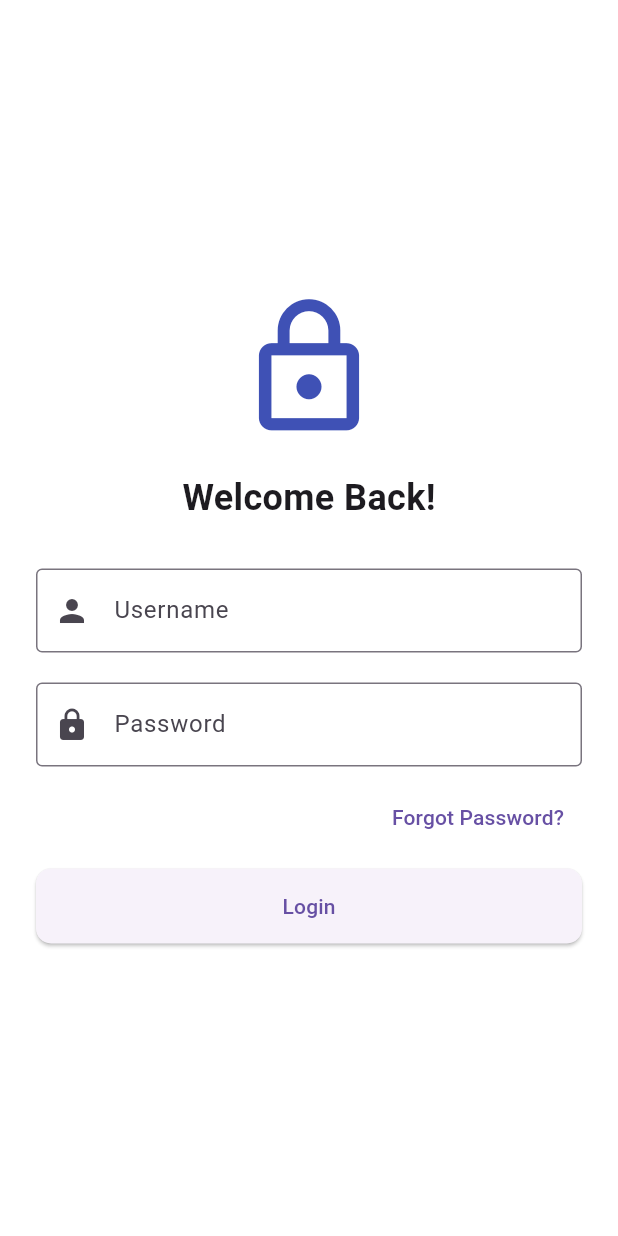
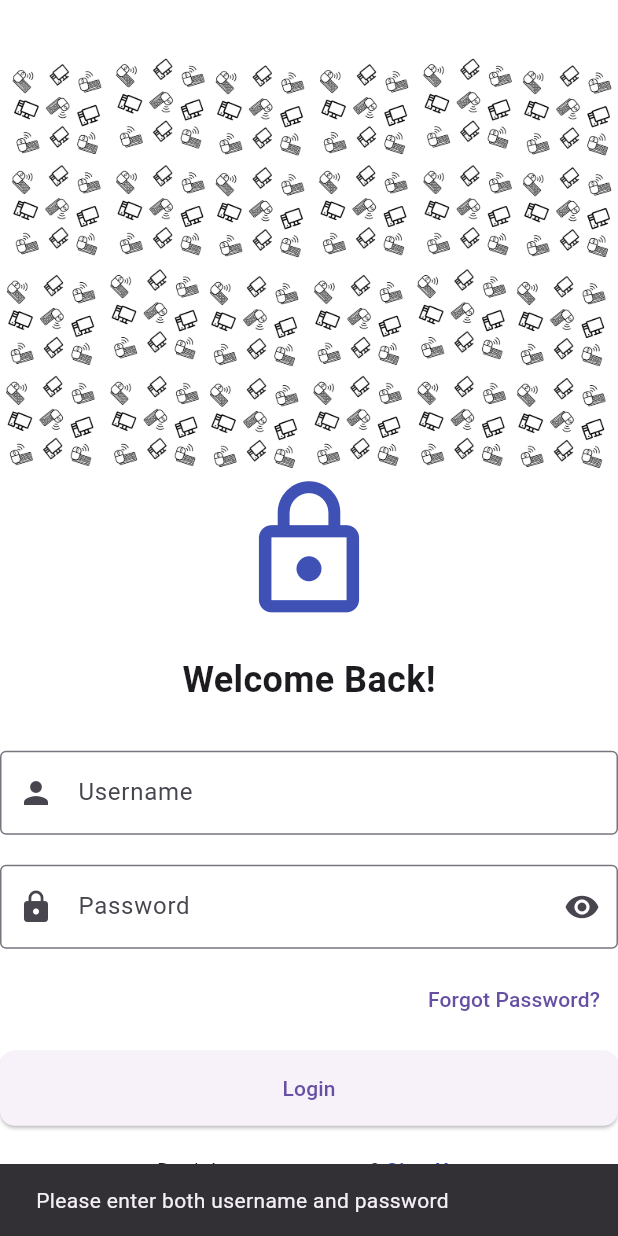
Before and after one commit to ZuHarry/eInventoryComputer, a Flutter app: the screen it shows after launch, after a tap on "Login", on a phone screen of 412 x 824 dp. Run offline on Flutter 3.47's test engine with Material 3 defaults, Android fonts, the phone set to English and light mode, and no system bars; Roboto replaces fonts that are missing (Poppins).

Commit message:
Update 22 April

```diff
--- a/lib/modules/home/screen/login.dart
+++ b/lib/modules/home/screen/login.dart
@@ -1,4 +1,5 @@
 import 'package:flutter/material.dart';
+import 'package:einventorycomputer/modules/home/screen/register.dart';
 
 void main() {
   runApp(const MyApp());
@@ -31,16 +32,30 @@ class _LoginPageState extends State<LoginPage> {
   final TextEditingController _usernameController = TextEditingController();
   final TextEditingController _passwordController = TextEditingController();
 
+  bool _obscurePassword = true;
+
   void _login() {
-    final username = _usernameController.text;
-    final password = _passwordController.text;
-    // TODO: Add authentication logic here
-    print('Username: $username\nPassword: $password');
+    final username = _usernameController.text.trim();
+    final password = _passwordController.text.trim();
+
+    if (username.isEmpty || password.isEmpty) {
+      ScaffoldMessenger.of(context).showSnackBar(
+        const SnackBar(content: Text('Please enter both username and password')),
+      );
+      return;
+    }
+
+    // Simulated login success
+    Navigator.push(
+      context,
+      MaterialPageRoute(builder: (context) => const HomePage()),
+    );
   }
 
   void _forgotPassword() {
-    // TODO: Navigate to Forgot Password screen or show dialog
-    print('Forgot Password tapped');
+    ScaffoldMessenger.of(context).showSnackBar(
+      const SnackBar(content: Text('Forgot Password clicked')),
+    );
   }
 
   @override
@@ -48,12 +63,11 @@ class _LoginPageState extends State<LoginPage> {
     return Scaffold(
       backgroundColor: Colors.white,
       body: Center(
-        child: Padding(
-          padding: const EdgeInsets.all(24.0),
           child: SingleChildScrollView(
             child: Column(
               mainAxisAlignment: MainAxisAlignment.center,
               children: [
+                Image.asset('assets/images/background.png'),
                 const Icon(Icons.lock_outline, size: 100, color: Colors.indigo),
                 const SizedBox(height: 20),
                 const Text(
@@ -72,11 +86,21 @@ class _LoginPageState extends State<LoginPage> {
                 const SizedBox(height: 20),
                 TextField(
                   controller: _passwordController,
-                  obscureText: true,
-                  decoration: const InputDecoration(
+                  obscureText: _obscurePassword,
+                  decoration: InputDecoration(
                     labelText: 'Password',
-                    border: OutlineInputBorder(),
-                    prefixIcon: Icon(Icons.lock),
+                    border: const OutlineInputBorder(),
+                    prefixIcon: const Icon(Icons.lock),
+                    suffixIcon: IconButton(
+                      icon: Icon(
+                        _obscurePassword ? Icons.visibility : Icons.visibility_off,
+                      ),
+                      onPressed: () {
+                        setState(() {
+                          _obscurePassword = !_obscurePassword;
+                        });
+                      },
+                    ),
                   ),
                 ),
                 const SizedBox(height: 10),
@@ -98,9 +122,48 @@ class _LoginPageState extends State<LoginPage> {
                   ),
                   child: const Text('Login'),
                 ),
+                const SizedBox(height: 20),
+                Row(
+                  mainAxisAlignment: MainAxisAlignment.center,
+                  children: [
+                    const Text('Don\'t have an account? '),
+                    GestureDetector(
+                      onTap: (){
+                        Navigator.push(
+                          context,
+                          MaterialPageRoute(builder: (context) => const RegisterPage()),
+                        );
+                      },
+                      child: const Text(
+                          'Sign Up',
+                          style: TextStyle(
+                            color: Colors.indigo,
+                            fontWeight: FontWeight.bold,
+                          ),
+                        ),
+                    )
+                  ],
+                ),
               ],
             ),
           ),
+
+      ),
+    );
+  }
+}
+
+class HomePage extends StatelessWidget {
+  const HomePage({super.key});
+
+  @override
+  Widget build(BuildContext context) {
+    return Scaffold(
+      appBar: AppBar(title: const Text("Home Page")),
+      body: const Center(
+        child: Text(
+          "Login Successful!",
+          style: TextStyle(fontSize: 24),
         ),
       ),
     );
--- a/pubspec.yaml
+++ b/pubspec.yaml
@@ -10,6 +10,8 @@ dependencies:
   flutter:
     sdk: flutter
 
+
+
 dev_dependencies:
   flutter_test:
     sdk: flutter
@@ -17,3 +19,5 @@ dev_dependencies:
 
 flutter:
   uses-material-design: true
+  assets:
+    - assets/images/
```
Also changed, not shown: lib/modules/home/screen/register.dart (added, +100 -0 lines), assets/images/background.png (added), assets/images/online-test.png (added), lib/modules/home/screen/test.dart (added).
